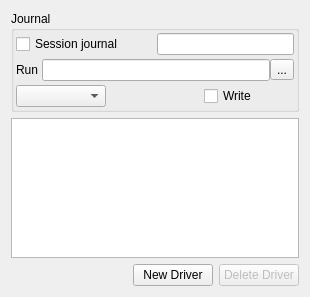
The window that kame/forms/drivertool.ui (northriv/KAME) describes before a commit, drawn with Qt 5.
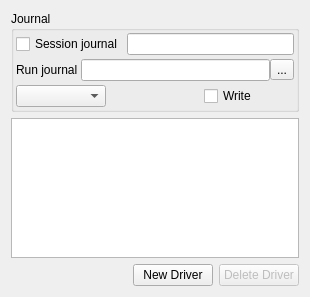
The same window after the commit.

Commit message: ui: two labels that say what the thing is

Diff of the .ui file:
```diff
--- a/kame/forms/drivertool.ui
+++ b/kame/forms/drivertool.ui
@@ -58,15 +58,15 @@
         </item>
         <item>
          <widget class="QLineEdit" name="m_edSessionFile">
+          <property name="sizePolicy">
+           <sizepolicy hsizetype="Expanding" vsizetype="Fixed">
+            <horstretch>0</horstretch>
+            <verstretch>0</verstretch>
+           </sizepolicy>
+          </property>
           <property name="toolTip">
            <string>Where this session is being journaled. Read-only: select and copy it, or drop it on a terminal.</string>
           </property>
-          <property name="sizePolicy">
-           <sizepolicy hsizetype="Ignored" vsizetype="Fixed">
-            <horstretch>0</horstretch>
-            <verstretch>0</verstretch>
-           </sizepolicy>
-          </property>
           <property name="readOnly">
            <bool>true</bool>
           </property>
@@ -82,7 +82,7 @@
         <item>
          <widget class="QLabel" name="textLabelRun">
           <property name="text">
-           <string>Run </string>
+           <string>Run journal </string>
           </property>
          </widget>
         </item>
```
Left out of the diff: 28 changed lines with no effect on the pictures. The commit also changes 1 other file.
